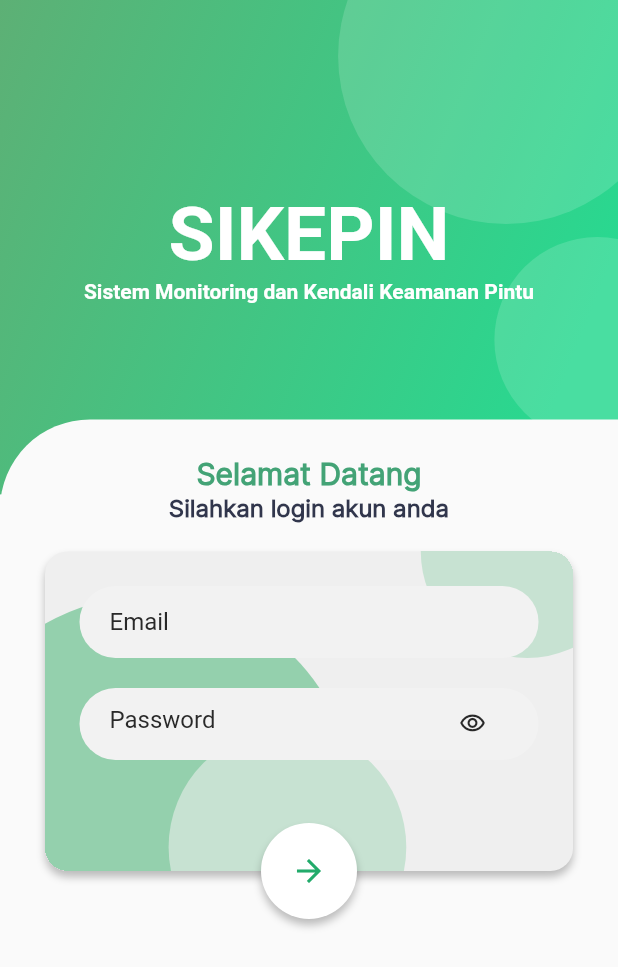
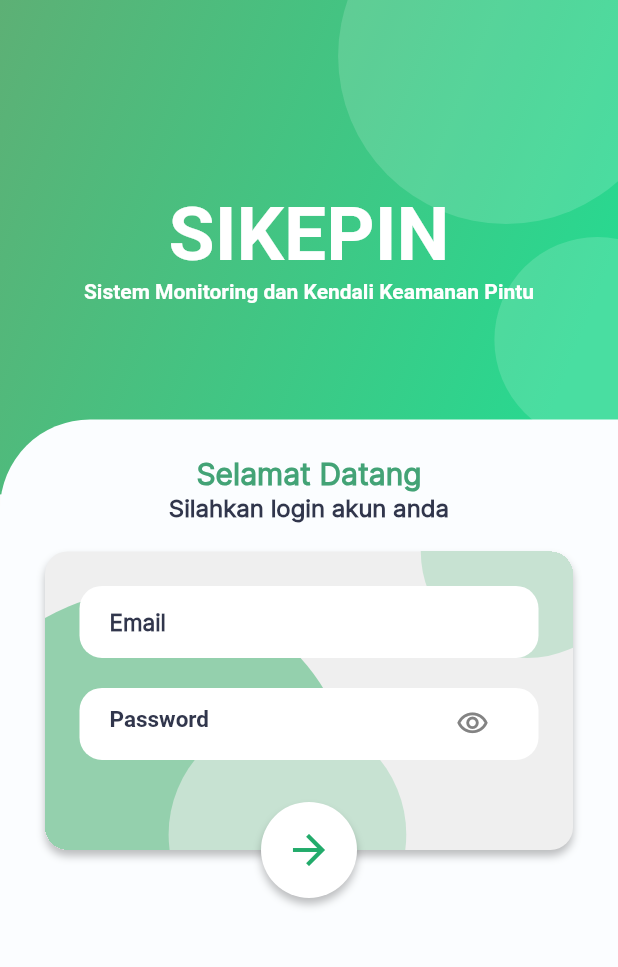
Before and after one commit to unknownunnamed/siskom-door, a Flutter app: the screen it shows after launch, on a phone screen of 412 x 824 dp. Shown: the top 967 px of the screen. Run offline on Flutter 3.47's test engine with Material 2 defaults, Android fonts, the phone set to English and light mode, and no system bars; our stand-ins replace firebase_auth, firebase_core, firebase_database, firebase_messaging, lottie; accounts and stored records are empty.

Commit message:
fix: login

```diff
--- a/lib/config/custom_color.dart
+++ b/lib/config/custom_color.dart
@@ -16,7 +16,11 @@ class NewCustomColor {
   static final Color secondGradientGreenColor = Color(0xff29D890);
   static final Color primaryGreen = Color(0xff43A376);
   static final Color secondGreen = Color(0xff71BA866);
+  static final Color thirdGreen = Color(0xff36CE89);
+  static final Color bgGreen = Color(0xffFBFDFF);
   static final Color primarygray = Color(0xff31364C);
+  static final Color secondgray = Color(0xff838383);
+  static final Color thirdgray = Color(0xffD2D2D2);
   static final Color bgCard = Color(0xffEFEFEF);
   static final Color firstGreenCard = Color(0xff94D0AD);
   static final Color secondGreenCard = Color(0xffC7E2D2);
--- a/lib/ui/screens/login.dart
+++ b/lib/ui/screens/login.dart
@@ -98,7 +98,7 @@ class _LoginState extends State<Login> {
                       50,
                   padding: EdgeInsets.fromLTRB(30, 25, 30, 5),
                   decoration: BoxDecoration(
-                      color: CustomColor.neutralWhite,
+                      color: NewCustomColor.bgGreen,
                       borderRadius:
                           BorderRadius.only(topLeft: Radius.circular(60))),
                   child: ListView(
@@ -147,7 +147,7 @@ class _LoginState extends State<Login> {
                                     bottom:
                                         -(MediaQuery.of(context).size.width /
                                                 1.5) /
-                                            3,
+                                            2.7,
                                     left: -(MediaQuery.of(context).size.width /
                                             1.5) /
                                         4,
@@ -165,7 +165,7 @@ class _LoginState extends State<Login> {
                                     bottom:
                                         -(MediaQuery.of(context).size.width /
                                                 2.6) /
-                                            2.5,
+                                            2.3,
                                     left:
                                         (MediaQuery.of(context).size.width / 5),
                                     child: Container(
@@ -198,7 +198,7 @@ class _LoginState extends State<Login> {
                                               NewCustomColor.secondGreenCard),
                                     )),
                                 Container(
-                                  padding: EdgeInsets.fromLTRB(23, 23, 23, 54),
+                                  padding: EdgeInsets.fromLTRB(23, 23, 23, 40),
                                   child: Column(
                                     children: [
                                       CustomTextField(
@@ -215,6 +215,25 @@ class _LoginState extends State<Login> {
                             ),
                             Positioned(
                               bottom: 0,
+                              child: GestureDetector(
+                                onTap: () {
+                                  AuthFirebase.signIn(emailController.text,
+                                          passwordController.text)
+                                      .then((value) =>
+                                          Navigator.pushAndRemoveUntil(
+                                              context,
+                                              MaterialPageRoute(
+                                                  builder: (context) =>
+                                                      value == '1'
+                                                          ? HomeAdmin()
+                                                          : HomeUser()),
+                                              (route) => false))
+                                      .catchError((err) => showDialog(
+                                          context: context,
+                                          builder: (BuildContext context) =>
+                                              customErrorModal(context,
+                                                  "Terjadi kesalahan")));
+                                },
                                 child: Container(
                                   width: MediaQuery.of(context).size.width - 60,
                                   padding: EdgeInsets.only(bottom: 10),
@@ -236,8 +255,9 @@ class _LoginState extends State<Login> {
                                       child: Center(
                                         child: Icon(
                                           Icons.arrow_forward,
-                                        size: 24,
+                                          size: 32,
                                           color: NewCustomColor.secondGreen,
+                                        ),
                                       ),
                                     ),
                                   ),
--- a/lib/ui/widgets/custom_password_form.dart
+++ b/lib/ui/widgets/custom_password_form.dart
@@ -20,15 +20,15 @@ class _CustomPasswordFormState extends State<CustomPasswordForm> {
       margin: EdgeInsets.only(bottom: 20),
       padding: EdgeInsets.symmetric(horizontal: 20),
       decoration: BoxDecoration(
-          color: CustomColor.neutralLightGray,
-          borderRadius: BorderRadius.all(Radius.circular(100))),
+          color: Colors.white,
+          borderRadius: BorderRadius.all(Radius.circular(15))),
       child: TextFormField(
         controller: widget.controller,
         obscureText: !isShow,
         style: TextStyle(
-            color: CustomColor.neutralBlack,
-            fontSize: 16,
-            fontWeight: FontWeight.w400),
+            color: NewCustomColor.primarygray,
+            fontSize: 15,
+            fontWeight: FontWeight.w600),
         decoration: InputDecoration(
             suffixIcon: GestureDetector(
               onTap: () {
@@ -40,15 +40,15 @@ class _CustomPasswordFormState extends State<CustomPasswordForm> {
                 isShow
                     ? Icons.visibility_off_outlined
                     : Icons.visibility_outlined,
-                size: 18,
-                color: CustomColor.neutralBlack,
+                size: 22,
+                color: NewCustomColor.secondgray,
               ),
             ),
             hintText: widget.label,
             hintStyle: TextStyle(
-                color: CustomColor.neutralBlack,
-                fontSize: 16,
-                fontWeight: FontWeight.w400),
+                color: NewCustomColor.primarygray,
+                fontSize: 15,
+                fontWeight: FontWeight.w600),
             border: InputBorder.none),
       ),
     );
--- a/lib/ui/widgets/custom_text_form.dart
+++ b/lib/ui/widgets/custom_text_form.dart
@@ -15,22 +15,24 @@ class CustomTextField extends StatelessWidget {
       margin: EdgeInsets.only(bottom: 20),
       padding: EdgeInsets.symmetric(horizontal: 20),
       decoration: BoxDecoration(
-          color: CustomColor.neutralLightGray,
-          borderRadius: BorderRadius.all(Radius.circular(100))),
+          color: Colors.white,
+          borderRadius: BorderRadius.all(Radius.circular(15))),
       child: TextFormField(
         controller: controller,
         keyboardType: inputType ?? TextInputType.text,
         style: TextStyle(
-            color: CustomColor.neutralBlack,
-            fontSize: 16,
-            fontWeight: FontWeight.w400),
+          fontFamily: 'Inter',
+            color: NewCustomColor.primarygray,
+            fontSize: 15,
+            fontWeight: FontWeight.w600),
         decoration: InputDecoration(
           hintText: label,
 
           hintStyle: TextStyle(
-              color: CustomColor.neutralBlack,
-              fontSize: 16,
-              fontWeight: FontWeight.w400),
+          fontFamily: 'Inter',
+              color: NewCustomColor.primarygray,
+              fontSize: 15,
+              fontWeight: FontWeight.w600),
               border: InputBorder.none
         ),
       ),
```
Also changed, not shown: lib/ui/screens/home_admin.dart (+86 -121 lines), lib/ui/screens/home_page.dart (added, +182 -0 lines), assets/images/home.png (added), assets/images/home_active.png (added), assets/images/jadwal.png (added), assets/images/jadwal_active.png (added), assets/images/pengguna.png (added), assets/images/pengguna_active.png (added), assets/images/pintu.png (added), assets/images/pintu_active.png (added). Lines whose indentation alone changed are shown as unchanged.
